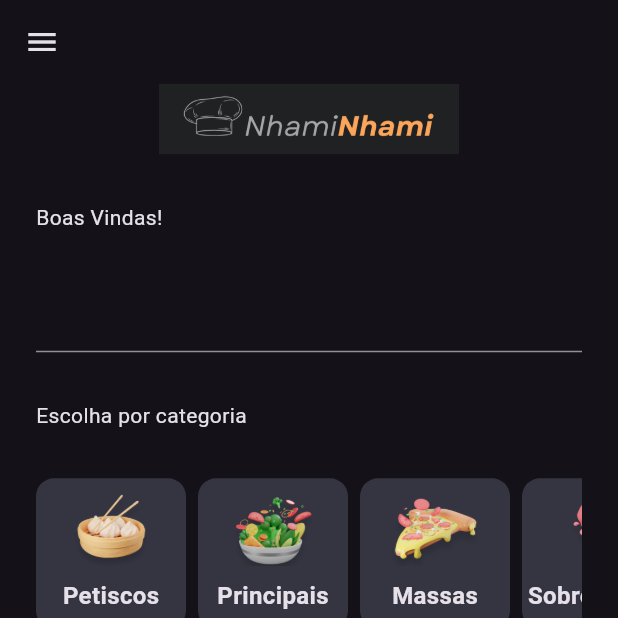
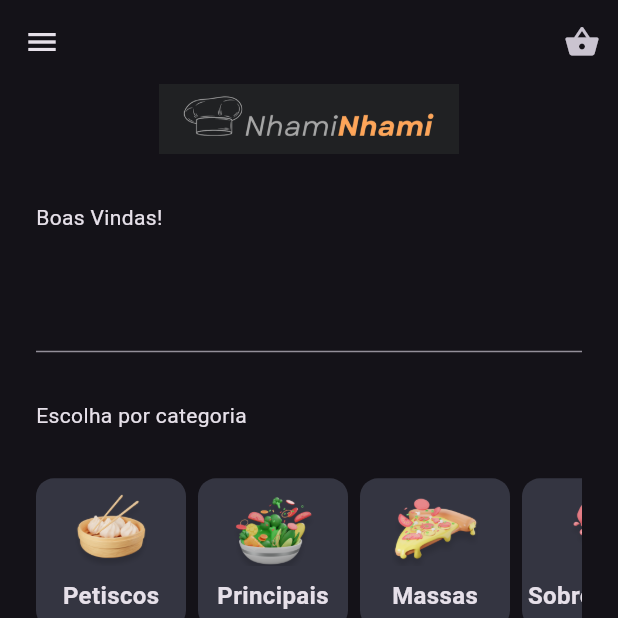
Before and after one commit to Rannya7x/NhamiNhami, a Flutter app: the HomeScreen screen opened directly, on a phone screen of 412 x 824 dp, the top half of it. Run offline on Flutter 3.47's test engine with Material 3 defaults, Android fonts, the phone set to English and light mode, and no system bars; drawn by our look-alikes of badges.

Commit message:
chore: temporary commit

```diff
--- a/lib/ui/_core/widgets/app_bar.dart
+++ b/lib/ui/_core/widgets/app_bar.dart
@@ -1,5 +1,23 @@
 import 'package:flutter/material.dart';
+import 'package:myapp/ui/_core/bag_provider.dart';
+import 'package:provider/provider.dart';
+import 'package:badges/badges.dart' as badges;
 
 AppBar getAppBar({required BuildContext context, String? title}) {
-  return AppBar(title: title != null ? Text(title) : null, centerTitle: true);
+  BagProvider bagProvider = Provider.of<BagProvider>(context);
+  return AppBar(
+    title: title != null ? Text(title) : null,
+    centerTitle: true,
+    actions: [
+      badges.Badge(
+        showBadge: bagProvider.dishesOnBag.isNotEmpty,
+        position: badges.BadgePosition.bottomStart(start: 0, bottom: 0),
+        badgeContent: Text(
+          bagProvider.dishesOnBag.length.toString(),
+          style: TextStyle(fontSize: 10),
+        ),
+        child: IconButton(onPressed: () {}, icon: Icon(Icons.shopping_basket)),
+      ),
+    ],
+  );
 }
```
Also changed, not shown: 4 other files.
